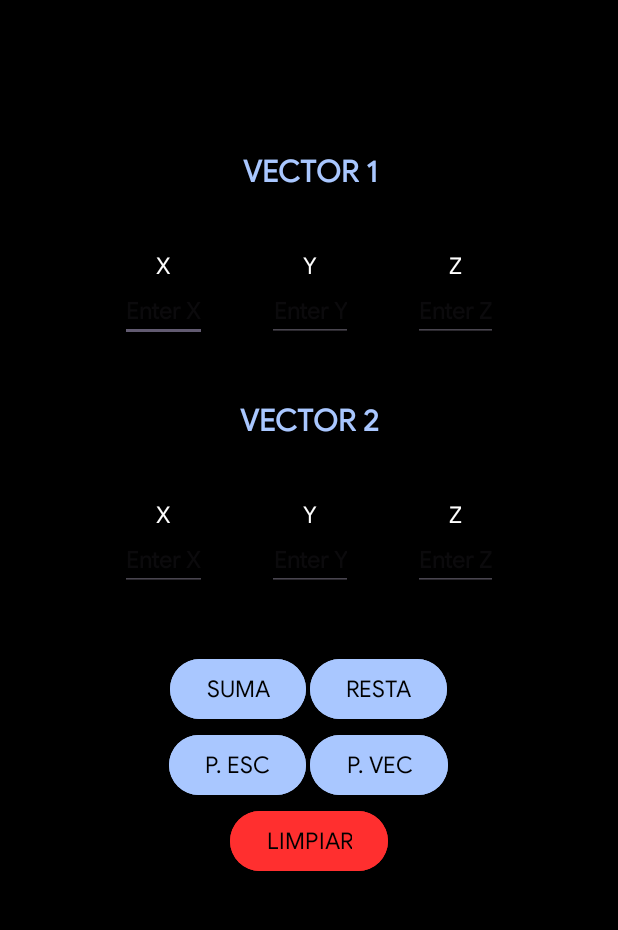
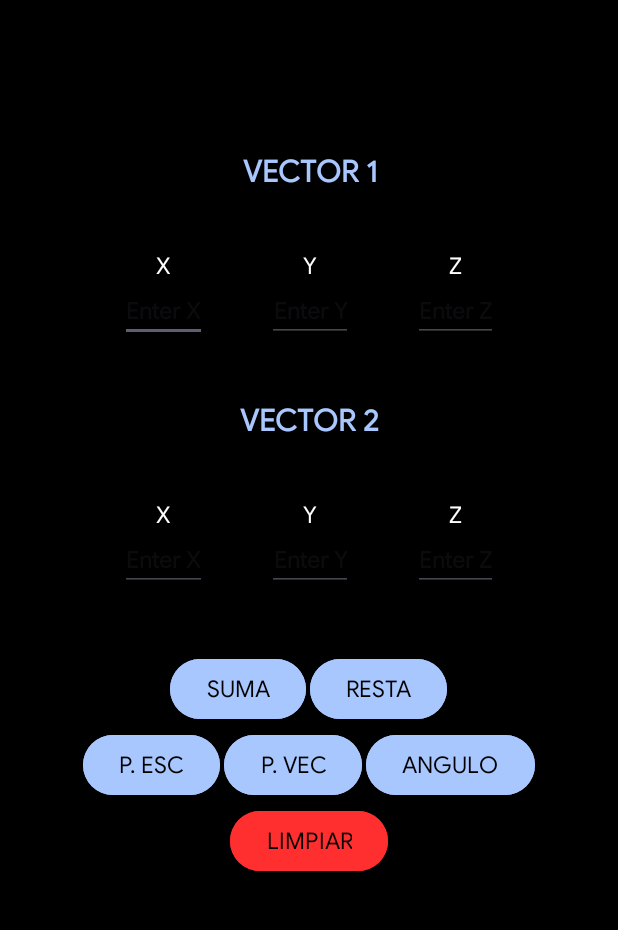
Before and after one commit to PatoHacker458/VectCalc, an Android app: the screen it shows after launch (MainActivity), on a phone screen of 412 x 824 dp, the part 102-1032 px from its top. Run offline under Robolectric (Android 15) with nearby library versions, the phone set to English and light mode, and no system bars.

Commit message:
added angle button

```diff
--- a/app/src/main/res/layout/activity_main.xml
+++ b/app/src/main/res/layout/activity_main.xml
@@ -221,6 +221,13 @@
                     android:layout_width="wrap_content"
                     android:layout_height="wrap_content"
                     android:text="@string/button_4"/>
+
+                <Button
+                    style="@style/button_style"
+                    android:id="@+id/btn5"
+                    android:layout_width="wrap_content"
+                    android:layout_height="wrap_content"
+                    android:text="@string/button_5"/>
             </LinearLayout>
 
             <Button
--- a/app/src/main/res/values/strings.xml
+++ b/app/src/main/res/values/strings.xml
@@ -8,6 +8,7 @@
     <string name="button_2">RESTA</string>
     <string name="button_3">P. ESC</string>
     <string name="button_4">P. VEC</string>
+    <string name="button_5">ANGULO</string>
     <string name="button_clr">LIMPIAR</string>
 
 
```
Also changed, not shown: app/src/main/java/com/example/vectcalc/MainActivity.java (+31 -1 lines).
